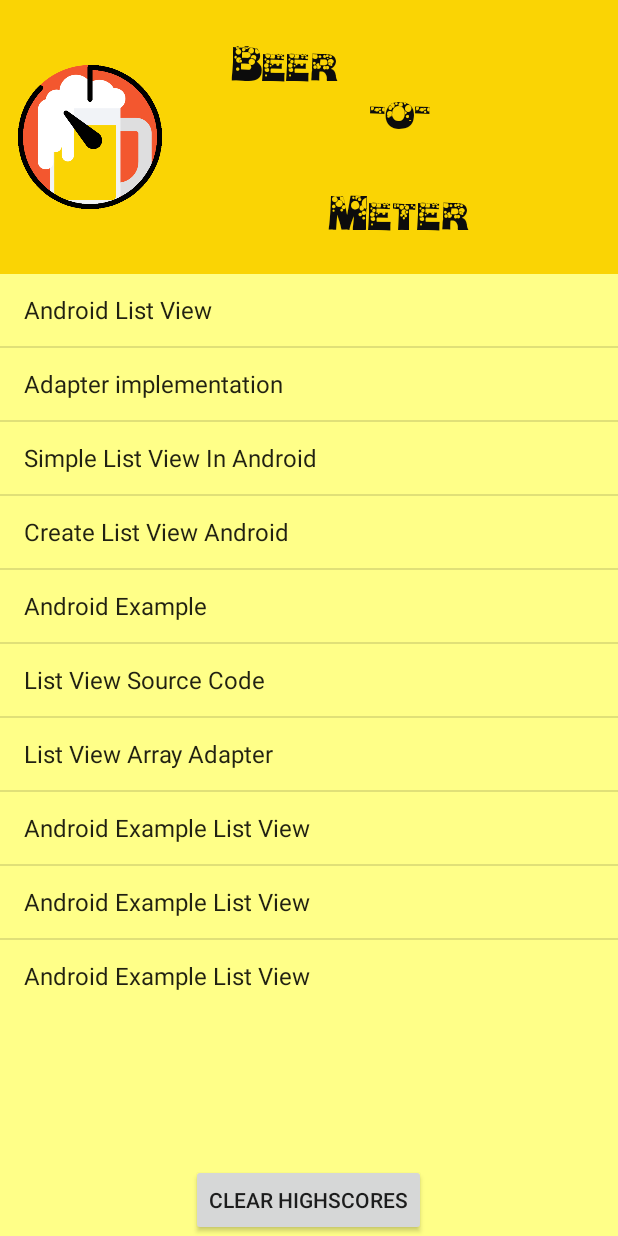
After one commit to Willshield/IDDomero, an Android app: the HighScoresActivity screen opened directly, with no data from a screen before it, on a phone screen of 412 x 824 dp. The commit adds this screen. Run offline under Robolectric (Android 15) with nearby library versions, the phone set to English and light mode, and no system bars; 1 statement that could not run was skipped.

Commit message:
highscores sceleton added

```diff
--- a/app/src/main/AndroidManifest.xml
+++ b/app/src/main/AndroidManifest.xml
@@ -26,6 +26,7 @@
         <activity android:name=".userInterface.SensorStopWatchActivity" />
         <activity android:name=".userInterface.SettingsActivity" />
         <activity android:name=".userInterface.ProfileSelectorActivity" />
+        <activity android:name=".userInterface.HighScoresActivity" />
     </application>
 
 </manifest>
--- /dev/null
+++ b/app/src/main/java/hu/bme/aut/iDDomero/userInterface/HighScoresActivity.java
@@ -0,0 +1,105 @@
+package hu.bme.aut.iDDomero.userInterface;
+
+import android.graphics.Typeface;
+import android.os.AsyncTask;
+import android.os.Bundle;
+import android.support.v7.app.AppCompatActivity;
+import android.view.View;
+import android.widget.AdapterView;
+import android.widget.ArrayAdapter;
+import android.widget.Button;
+import android.widget.ListView;
+import android.widget.TextView;
+import android.widget.Toast;
+
+import java.util.List;
+
+import hu.bme.aut.iDDomero.R;
+import hu.bme.aut.iDDomero.model.TimesData;
+
+public class HighScoresActivity extends AppCompatActivity {
+
+    private Button clearButton;
+    private TextView title;
+    private ListView listView;
+
+    @Override
+    protected void onCreate(Bundle savedInstanceState) {
+        super.onCreate(savedInstanceState);
+        setContentView(R.layout.activity_highscores);
+
+        initWidgets();
+        setOnClickListeners();
+        loadItemsInBackground();
+
+    }
+
+    private void loadItemsInBackground() {
+        new AsyncTask<Void, Void, List<TimesData>>() {
+            @Override
+            protected List<TimesData> doInBackground(Void... voids) {
+                return TimesData.listAll(TimesData.class);
+            }
+
+            @Override
+            protected void onPostExecute(List<TimesData> times) {
+                super.onPostExecute(times);
+                addToListView(times);
+            }
+        }.execute();
+    }
+
+    private void addToListView(List<TimesData> times) {
+        //todo: convert to string, format, add listview
+
+    }
+
+    private void initListView() {
+        listView = (ListView) findViewById(R.id.listOfHighScores);
+        String[] values = new String[]{"Android List View",
+                "Adapter implementation",
+                "Simple List View In Android",
+                "Create List View Android",
+                "Android Example",
+                "List View Source Code",
+                "List View Array Adapter",
+                "Android Example List View",
+                "Android Example List View",
+                "Android Example List View"
+        };
+        ArrayAdapter<String> adapter = new ArrayAdapter<String>(this, android.R.layout.simple_list_item_1, android.R.id.text1, values);
+        listView.setAdapter(adapter);
+    }
+
+    private void setOnClickListeners() {
+
+        listView.setOnItemClickListener(new AdapterView.OnItemClickListener() {
+            @Override
+            public void onItemClick(AdapterView<?> parent, View view, int position, long id) {
+                int itemPosition = position;
+                String itemValue = (String) listView.getItemAtPosition(position);
+                Toast.makeText(getApplicationContext(),
+                        "Position :" + itemPosition + "  ListItem : " + itemValue, Toast.LENGTH_LONG)
+                        .show();
+            }
+        });
+
+        clearButton.setOnClickListener(new View.OnClickListener() {
+            @Override
+            public void onClick(View v) {
+                //todo
+            }
+        });
+    }
+
+    private void initWidgets() {
+        title = (TextView) findViewById(R.id.titleText);
+        Typeface type = Typeface.createFromAsset(getAssets(),"fonts/BubbleMan.ttf");
+        title.setTypeface(type);
+        clearButton = (Button) findViewById(R.id.clearHighScores);
+
+        initListView();
+    }
+
+
+}
--- a/app/src/main/java/hu/bme/aut/iDDomero/userInterface/SettingsActivity.java
+++ b/app/src/main/java/hu/bme/aut/iDDomero/userInterface/SettingsActivity.java
@@ -76,7 +76,6 @@ public class SettingsActivity extends AppCompatActivity {
         setDefaults.setOnClickListener(new View.OnClickListener() {
             @Override
             public void onClick(View v) {
-                //TODO: set defaults
                 setDefaultSensitivity();
                 setDefaultStartStop();
                 setDefaultMode();
--- /dev/null
+++ b/app/src/main/res/layout/activity_highscores.xml
@@ -0,0 +1,33 @@
+<?xml version="1.0" encoding="utf-8"?>
+<LinearLayout xmlns:android="http://schemas.android.com/apk/res/android"
+    android:orientation="vertical"
+    android:layout_width="match_parent"
+    android:layout_height="match_parent"
+    android:background="@color/colorBackground"
+    android:weightSum="100">
+
+    <include layout="@layout/title_bar"/>
+
+    <LinearLayout
+        android:layout_weight="100"
+        android:layout_width="wrap_content"
+        android:layout_height="wrap_content">
+        <ListView
+            android:id="@+id/listOfHighScores"
+            android:layout_height="wrap_content"
+            android:layout_width="match_parent">
+        </ListView>
+    </LinearLayout>
+
+    <LinearLayout
+        android:layout_width="match_parent"
+        android:layout_height="wrap_content"
+        android:gravity="center_horizontal|bottom">
+        <Button
+            android:id="@+id/clearHighScores"
+            android:layout_width="wrap_content"
+            android:layout_height="wrap_content"
+            android:text="@string/clear_highScores"/>
+    </LinearLayout>
+
+</LinearLayout>
--- a/app/src/main/res/values/strings.xml
+++ b/app/src/main/res/values/strings.xml
@@ -45,4 +45,6 @@
     <string name="cancel">Cancel</string>
     <string name="ok">OK</string>
     <string name="long_username_alert">Username is maximum 30 characters long</string>
+    <string name="clear_highScores">Clear highscores</string>
+    <string name="drinks">" drinks"</string>
 </resources>
```
Also changed, not shown: app/src/main/java/hu/bme/aut/iDDomero/userInterface/MainMenuActivity.java (+16 -9 lines), app/src/main/java/hu/bme/aut/iDDomero/userInterface/SensorStopWatchActivity.java (+29 -9 lines), app/src/main/res/layout/activity_sensor_stopwatch.xml (+18 -0 lines).
